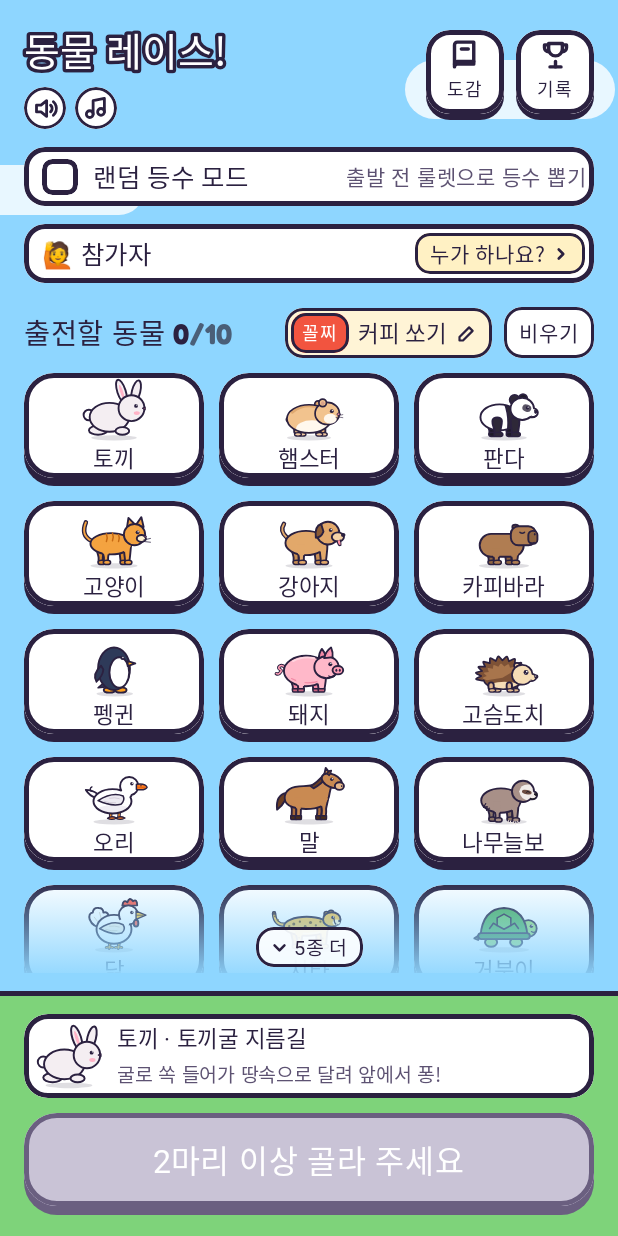
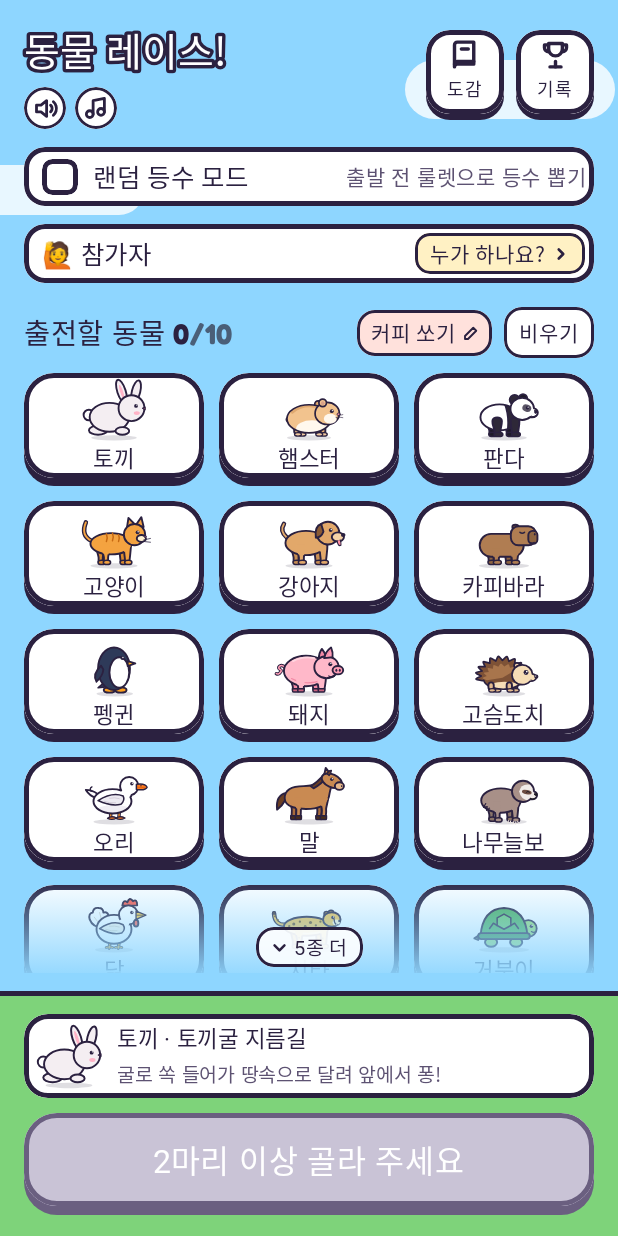
Before and after one commit to Kimseungyeon98/animal-race-kotlin, an Android app built with Jetpack Compose: the screen it shows after launch (MainActivity), on a phone screen of 412 x 824 dp. Run offline under Robolectric (Android 15) with nearby library versions, the phone set to English and light mode, and no system bars; Roboto replaces fonts that are not available here.

Commit message:
5.6.2 벌칙 칩이 "출전할 동물" 제목을 밀어내지 않게
- 제목은 한 줄 고정, 남는 자리만큼 벌칙 칩이 줄고 긴 벌칙은 …
- 칩 글자 14sp, 꼴찌/당첨 꼬리표 대신 바탕색(분홍/노랑)으로 구분
- 검증 장면 bet-font (글자 크기 1배·1.3배)

Co-Authored-By: Claude Opus 5.5 <noreply@anthropic.com>
Claude-Session: https://claude.ai/code/session_01UWHPvkDf2APFVQtyhXPsQB

```diff
--- a/app/build.gradle.kts
+++ b/app/build.gradle.kts
@@ -23,8 +23,8 @@ android {
         applicationId = "com.animalrace.android"
         minSdk = 24
         targetSdk = 36
-        versionCode = 94
-        versionName = "5.6.1"
+        versionCode = 95
+        versionName = "5.6.2"
     }
 
     signingConfigs {
--- a/app/src/main/java/com/example/animalrace/ui/setup/SetupScreen.kt
+++ b/app/src/main/java/com/example/animalrace/ui/setup/SetupScreen.kt
@@ -269,9 +269,10 @@ fun SetupScreen(state: AppState) {
                             withStyle(SpanStyle(fontFamily = NumberStyle.fontFamily)) { append("${state.selected.size}") }
                             withStyle(SpanStyle(fontFamily = NumberStyle.fontFamily, color = Color(0xFF4A5F78))) { append("/${AppState.MAX_RACERS}") }
                         },
-                        fontSize = 19.sp, color = Pal.Ink, modifier = Modifier.weight(1f),
+                        // 제목은 늘 한 줄 그대로, 남는 자리만큼 벌칙 칩이 줄어든다 (5.6.2: 글자 크기를 키운 폰에서 제목이 두 줄로 깨지던 것)
+                        fontSize = 19.sp, color = Pal.Ink, maxLines = 1, softWrap = false,
                     )
-                    BetChip(state) { editBet = true }
+                    Box(Modifier.weight(1f), contentAlignment = Alignment.CenterEnd) { BetChip(state) { editBet = true } }
                     SmallButton("비우기", null) { state.clearSelection() }
                 }
             }
@@ -563,8 +564,8 @@ private fun RandomRankRow(state: AppState, modifier: Modifier, onOpen: () -> Uni
  * 룰렛으로 뽑기(기본, 인원 −/+ · 자동) / 직접 고르기(1등~[racers]등 여러 개). [확인]해야 반영.
  */
 /**
- * 벌칙 칩 (5.6): 맨 위 큰 벌칙 줄 대신 "출전할 동물" 줄의 [비우기] 왼쪽에 "꼴찌 커피 쏘기 ✏️".
- * 랜덤 등수면 "🎯 당첨", 비어 있으면 "+ 벌칙". 누르면 벌칙 고르기 창
+ * 벌칙 칩 (5.6): 맨 위 큰 벌칙 줄 대신 "출전할 동물" 줄의 [비우기] 왼쪽에 "커피 쏘기 ✏️".
+ * 꼴찌 벌칙은 분홍, 랜덤 등수는 노랑 바탕 (5.6.2), 비어 있으면 "+ 벌칙". 누르면 벌칙 고르기 창
  */
 @Composable
 private fun BetChip(state: AppState, onEdit: () -> Unit) {
@@ -572,19 +573,21 @@ private fun BetChip(state: AppState, onEdit: () -> Unit) {
     Row(
         Modifier
             .clip(RoundedCornerShape(12.dp))
-            .background(if (bet.isEmpty()) Pal.Paper.copy(alpha = 0.7f) else Pal.Cream)
+            // 꼴찌 벌칙은 분홍, 랜덤 등수는 노랑 (따로 꼬리표를 달면 벌칙 글자가 들어갈 자리가 모자라서)
+            .background(if (bet.isEmpty()) Pal.Paper.copy(alpha = 0.7f) else if (state.randomRank) Pal.Sun else Pal.Pink)
             .border(2.dp, Pal.Ink, RoundedCornerShape(12.dp))
             .clickable(onClick = onEdit)
-            .padding(start = 4.dp, end = 10.dp, top = 3.dp, bottom = 3.dp),
+            .padding(start = 9.dp, end = 8.dp, top = 3.dp, bottom = 3.dp),
         verticalAlignment = Alignment.CenterVertically,
-        horizontalArrangement = Arrangement.spacedBy(6.dp),
+        horizontalArrangement = Arrangement.spacedBy(4.dp),
     ) {
         if (bet.isEmpty()) {
-            Text("＋ 벌칙", fontSize = 15.sp, color = Pal.InkSoft, modifier = Modifier.padding(start = 6.dp))
+            Text("＋ 벌칙", fontSize = 14.sp, color = Pal.InkSoft, maxLines = 1)
         } else {
-            if (state.randomRank) Tag("🎯 당첨", Pal.Sun, Pal.Ink, fontSize = 12.sp) else Tag("꼴찌", Pal.Tomato, fontSize = 12.sp)
-            Text(bet, fontSize = 15.sp, color = Pal.Ink, maxLines = 1, overflow = TextOverflow.Ellipsis, modifier = Modifier.widthIn(max = 104.dp))
-            InkIcon(Icons2.Pencil, size = 14.dp)
+            // 남는 자리만큼만 보이고 나머지는 … (자리가 넉넉해도 최대 120dp)
+            Text(bet, fontSize = 14.sp, color = Pal.Ink, maxLines = 1, overflow = TextOverflow.Ellipsis,
+                modifier = Modifier.weight(1f, fill = false).widthIn(max = 120.dp))
+            InkIcon(Icons2.Pencil, size = 12.dp)
         }
     }
 }
```
Also changed, not shown: 2 other files.
